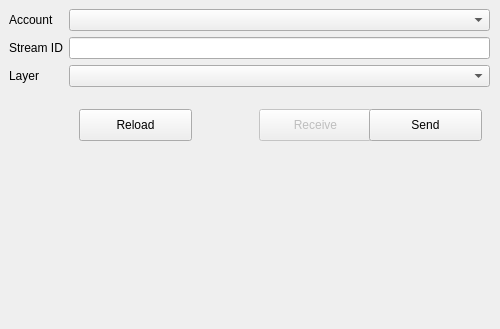
specklesystems/speckle-qgis, file speckle_qgis_dialog_base.ui: the form before one commit.
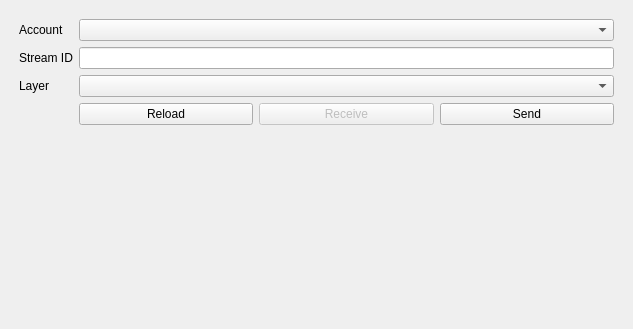
The form after the commit.

Commit message: fix(ui): Minor fix in layout, now responsive to dock size

```diff
--- a/speckle_qgis_dialog_base.ui
+++ b/speckle_qgis_dialog_base.ui
@@ -6,7 +6,7 @@
    <rect>
     <x>0</x>
     <y>0</y>
-    <width>500</width>
+    <width>633</width>
     <height>329</height>
    </rect>
   </property>
@@ -15,46 +15,9 @@
   </property>
   <widget class="QWidget" name="dockWidgetContents">
    <layout class="QGridLayout" name="gridLayout">
-    <item row="0" column="1">
-     <widget class="QWidget" name="widget" native="true">
-      <widget class="QPushButton" name="receiveButton">
-       <property name="enabled">
-        <bool>false</bool>
-       </property>
-       <property name="geometry">
-        <rect>
-         <x>250</x>
-         <y>100</y>
-         <width>113</width>
-         <height>32</height>
-        </rect>
-       </property>
-       <property name="text">
-        <string>Receive</string>
-       </property>
-      </widget>
-      <widget class="QPushButton" name="sendButton">
-       <property name="geometry">
-        <rect>
-         <x>360</x>
-         <y>100</y>
-         <width>113</width>
-         <height>32</height>
-        </rect>
-       </property>
-       <property name="text">
-        <string>Send</string>
-       </property>
-      </widget>
-      <widget class="QWidget" name="formLayoutWidget">
-       <property name="geometry">
-        <rect>
-         <x>-10</x>
-         <y>-10</y>
-         <width>501</width>
-         <height>113</height>
-        </rect>
-       </property>
+    <item row="0" column="0">
+     <layout class="QVBoxLayout" name="verticalLayout">
+      <item>
        <layout class="QFormLayout" name="formLayout">
         <property name="leftMargin">
          <number>10</number>
@@ -98,25 +61,40 @@
         <item row="2" column="1">
          <widget class="QComboBox" name="layersField"/>
         </item>
+        <item row="3" column="1">
+         <layout class="QHBoxLayout" name="horizontalLayout">
+          <item>
+           <widget class="QPushButton" name="reloadButton">
+            <property name="enabled">
+             <bool>true</bool>
+            </property>
+            <property name="text">
+             <string>Reload</string>
+            </property>
+           </widget>
+          </item>
+          <item>
+           <widget class="QPushButton" name="receiveButton">
+            <property name="enabled">
+             <bool>false</bool>
+            </property>
+            <property name="text">
+             <string>Receive</string>
+            </property>
+           </widget>
+          </item>
+          <item>
+           <widget class="QPushButton" name="sendButton">
+            <property name="text">
+             <string>Send</string>
+            </property>
+           </widget>
+          </item>
+         </layout>
+        </item>
        </layout>
-      </widget>
-      <widget class="QPushButton" name="reloadButton">
-       <property name="enabled">
-        <bool>true</bool>
-       </property>
-       <property name="geometry">
-        <rect>
-         <x>70</x>
-         <y>100</y>
-         <width>113</width>
-         <height>32</height>
-        </rect>
-       </property>
-       <property name="text">
-        <string>Reload</string>
-       </property>
-      </widget>
-     </widget>
+      </item>
+     </layout>
     </item>
    </layout>
   </widget>
```
